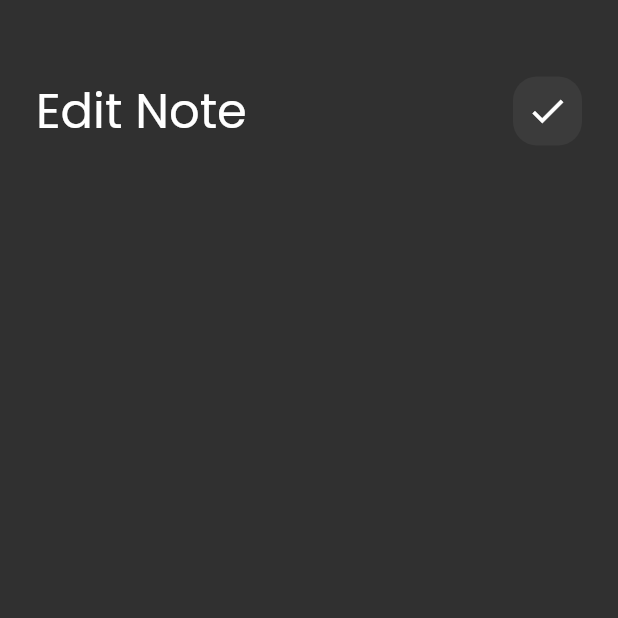
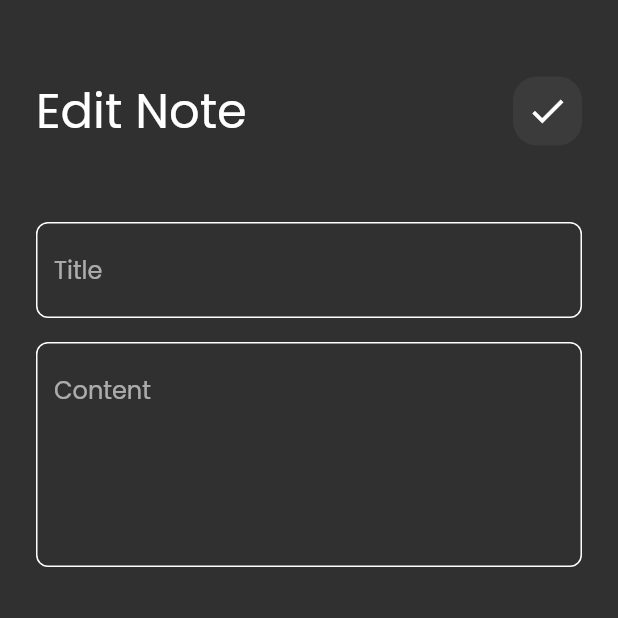
Before and after one commit to MostafaGaber135/Notes_App, a Flutter app: the EditNoteView screen opened directly, on a phone screen of 412 x 824 dp, the top half of it. Run offline on Flutter 3.47's test engine with Material 2 defaults, Android fonts, the phone set to English and light mode, and no system bars; our stand-ins replace font_awesome_flutter.

Commit message:
add note view ui done

```diff
--- a/lib/widgets/edit_view_body.dart
+++ b/lib/widgets/edit_view_body.dart
@@ -1,6 +1,7 @@
 
 import 'package:flutter/material.dart';
 import 'package:notes_app/widgets/custom_app_bar.dart';
+import 'package:notes_app/widgets/custom_text_field.dart';
 
 class EditNoteViewBody extends StatelessWidget{
   const EditNoteViewBody({Key? key}) : super(key: key);
@@ -12,6 +13,10 @@ class EditNoteViewBody extends StatelessWidget{
         children: [
           SizedBox(height: 50,),
           CustomAppBar( title: 'Edit Note', icon: Icons.check,),
+            SizedBox(height: 50,),
+        CustomTextField(hint: 'Title'),
+        SizedBox(height: 16,),
+        CustomTextField(hint: 'Content',maxLines: 5,),
         ],
       ),
     );
```
